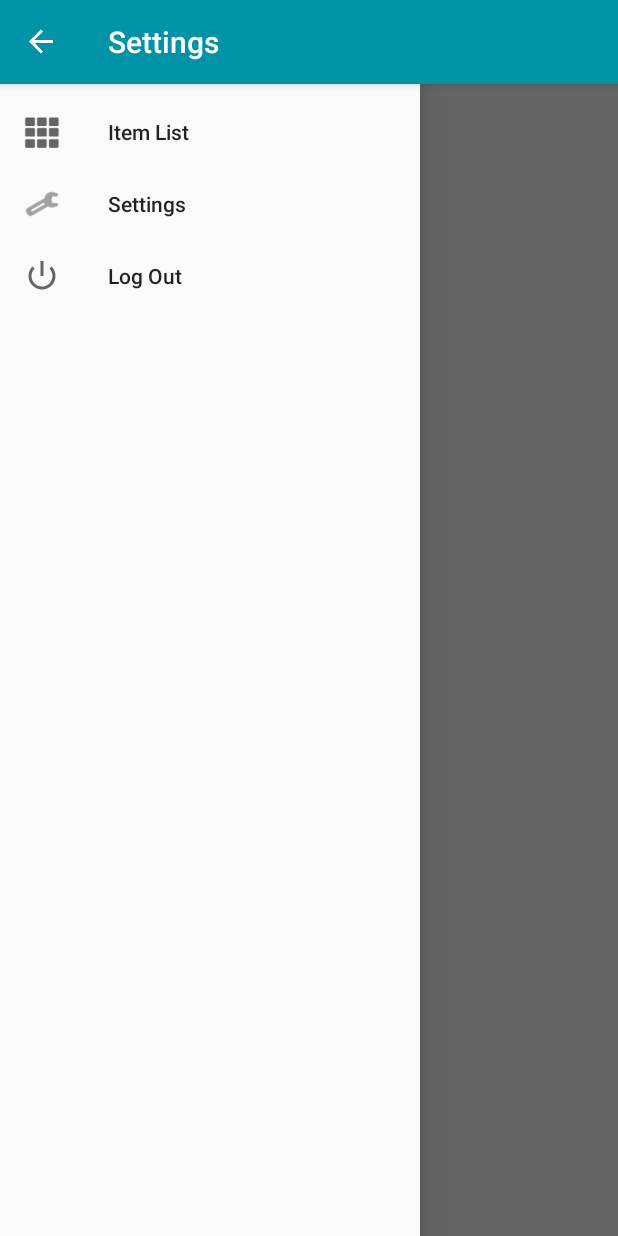
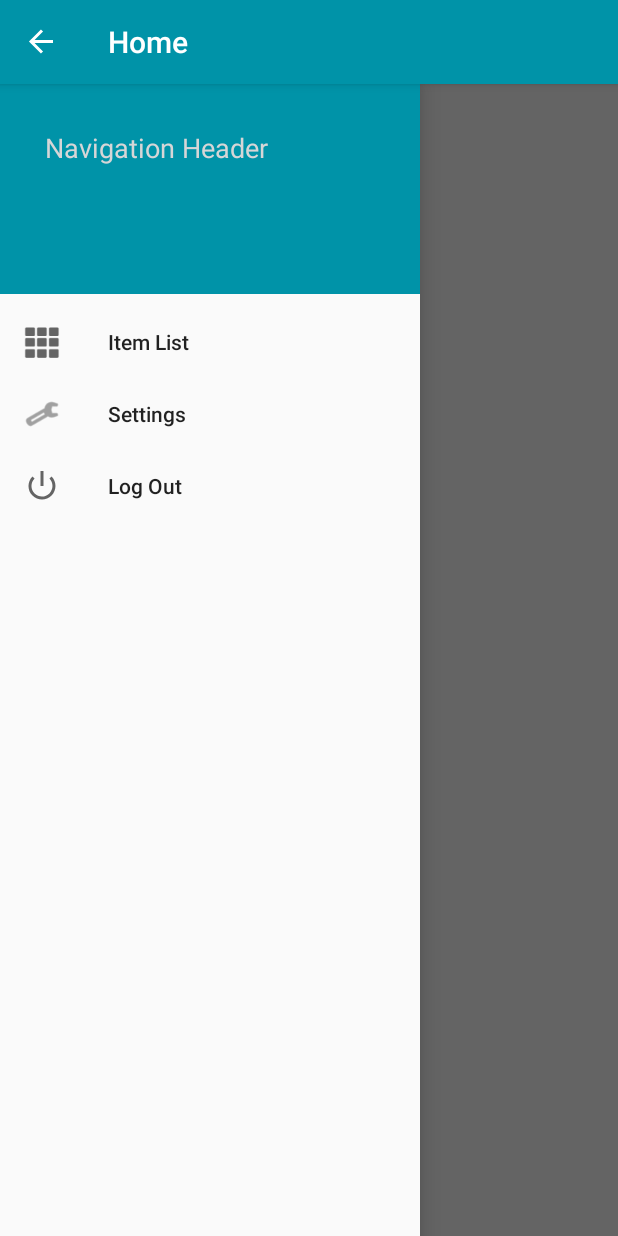
Before and after one commit to GSoft-Goldsmiths/Android-Alpha, an Android app: the MainActivity screen opened directly, with no data from a screen before it, with the side drawer open, on a phone screen of 412 x 824 dp. Run offline under Robolectric (Android 15) with nearby library versions, the phone set to English and light mode, and no system bars; Roboto replaces fonts that are not available here.

Commit message:
Issue-#6-Update
Updated navigation menu to include intent for each item in list

```diff
--- a/src/app/app/src/main/AndroidManifest.xml
+++ b/src/app/app/src/main/AndroidManifest.xml
@@ -39,7 +39,7 @@
         </activity>
         <activity
             android:name=".MainActivity"
-            android:label="@string/title_activity_settings"
+            android:label="@string/home"
             android:parentActivityName=".InputPasswordActivity">
             <meta-data
                 android:name="android.support.PARENT_ACTIVITY"
--- a/src/app/app/src/main/res/layout/activity_main.xml
+++ b/src/app/app/src/main/res/layout/activity_main.xml
@@ -24,12 +24,12 @@
     </LinearLayout>
 
     <android.support.design.widget.NavigationView
+        android:id="@+id/nav_menu"
         android:layout_width="wrap_content"
         android:layout_height="match_parent"
         android:layout_gravity="start"
-        app:menu="@menu/navigation_menu">
-
-
+        app:menu="@menu/navigation_menu"
+        app:headerLayout="@layout/navigation_header">
 
     </android.support.design.widget.NavigationView>
 
--- /dev/null
+++ b/src/app/app/src/main/res/layout/navigation_header.xml
@@ -0,0 +1,18 @@
+<?xml version="1.0" encoding="utf-8"?>
+<RelativeLayout xmlns:android="http://schemas.android.com/apk/res/android"
+    android:layout_width="match_parent"
+    android:layout_height="140dp"
+    android:background="@color/colorPrimary"
+    android:padding="20dp">
+
+    <TextView
+        android:id="@+id/textView"
+        android:layout_width="wrap_content"
+        android:layout_height="wrap_content"
+        android:layout_alignParentStart="true"
+        android:layout_alignParentTop="true"
+        android:padding="10dp"
+        android:text="Navigation Header"
+        android:textColor="@color/white"
+        android:textSize="18sp" />
+</RelativeLayout>
--- a/src/app/app/src/main/res/menu/navigation_menu.xml
+++ b/src/app/app/src/main/res/menu/navigation_menu.xml
@@ -1,5 +1,6 @@
 <?xml version="1.0" encoding="utf-8"?>
-<menu xmlns:android="http://schemas.android.com/apk/res/android">
+<menu xmlns:tools="http://schemas.android.com/tools"
+    xmlns:android="http://schemas.android.com/apk/res/android">
     <item
         android:id="@+id/nav_item_list"
         android:icon="@android:drawable/ic_dialog_dialer"
--- a/src/app/app/src/main/res/values/colors.xml
+++ b/src/app/app/src/main/res/values/colors.xml
@@ -5,6 +5,6 @@
     <color name="colorAccent">#FF4081</color>
     <color name="colorBackground">#DDF1F3</color>
     <color name="colorPrimaryLight">#559BA5</color>
-    <color name="colorPrimaryBright">#42C5E6</color>
+    <color name="colorPrimaryBright">#42c5e6</color>
     <color name="grayLight">#ababab</color>
 </resources>
--- a/src/app/app/src/main/res/values/strings.xml
+++ b/src/app/app/src/main/res/values/strings.xml
@@ -9,6 +9,7 @@
     <string name="title_activity_login">Sign in</string>
     <string name="open">Open</string>
     <string name="close">Close</string>
+    <string name="home">Home</string>
 
     <!-- Strings related to login -->
     <string name="prompt_email">Email</string>
```
Also changed, not shown: src/app/app/src/main/java/com/gsoft/ilost/MainActivity.java (+26 -1 lines).
